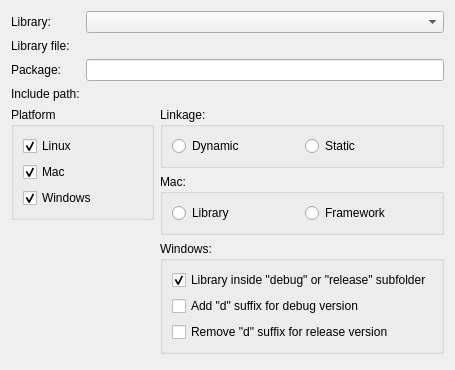
Before: the Qt Designer form src/plugins/qmakeprojectmanager/librarydetailswidget.ui in qt-creator/qt-creator, drawn with Qt 5.
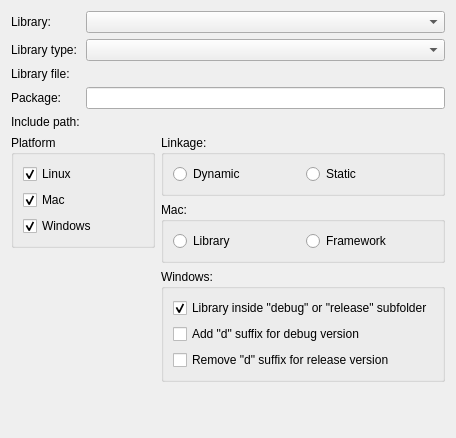
After: the same form once the commit is applied. Custom widgets are drawn as their Qt base class.

Commit message:
Allow non-host-platform libraries in Add Library wizard
Since much of the available UI and behavior depends on which platform's
library we start with, let the user choose a platform filter.
Default is the host OS.

Task-number: QTCREATORBUG-17995

```diff
--- a/src/plugins/qmakeprojectmanager/librarydetailswidget.ui
+++ b/src/plugins/qmakeprojectmanager/librarydetailswidget.ui
@@ -6,13 +6,23 @@
    <rect>
     <x>0</x>
     <y>0</y>
-    <width>455</width>
-    <height>370</height>
+    <width>456</width>
+    <height>438</height>
    </rect>
   </property>
   <layout class="QGridLayout" name="gridLayout_2">
+   <property name="sizeConstraint">
+    <enum>QLayout::SetMinimumSize</enum>
+   </property>
    <item row="0" column="0" colspan="2">
     <layout class="QGridLayout" name="gridLayout">
+     <item row="2" column="0">
+      <widget class="QLabel" name="libraryFileLabel">
+       <property name="text">
+        <string>Library file:</string>
+       </property>
+      </widget>
+     </item>
      <item row="0" column="0">
       <widget class="QLabel" name="libraryLabel">
        <property name="text">
@@ -20,30 +30,20 @@
        </property>
       </widget>
      </item>
-     <item row="0" column="1">
-      <widget class="QComboBox" name="libraryComboBox"/>
-     </item>
-     <item row="1" column="0">
-      <widget class="QLabel" name="libraryFileLabel">
-       <property name="text">
-        <string>Library file:</string>
-       </property>
-      </widget>
-     </item>
-     <item row="1" column="1">
-      <widget class="Utils::PathChooser" name="libraryPathChooser" native="true"/>
-     </item>
-     <item row="3" column="0">
+     <item row="4" column="0">
       <widget class="QLabel" name="includeLabel">
        <property name="text">
         <string>Include path:</string>
        </property>
       </widget>
      </item>
-     <item row="3" column="1">
+     <item row="4" column="1">
       <widget class="Utils::PathChooser" name="includePathChooser" native="true"/>
      </item>
-     <item row="2" column="0">
+     <item row="3" column="1">
+      <widget class="QLineEdit" name="packageLineEdit"/>
+     </item>
+     <item row="3" column="0">
       <widget class="QLabel" name="packageLabel">
        <property name="text">
         <string>Package:</string>
@@ -51,7 +51,20 @@
       </widget>
      </item>
      <item row="2" column="1">
-      <widget class="QLineEdit" name="packageLineEdit"/>
+      <widget class="Utils::PathChooser" name="libraryPathChooser" native="true"/>
+     </item>
+     <item row="0" column="1">
+      <widget class="QComboBox" name="libraryComboBox"/>
+     </item>
+     <item row="1" column="0">
+      <widget class="QLabel" name="libraryTypeLabel">
+       <property name="text">
+        <string>Library type:</string>
+       </property>
+      </widget>
+     </item>
+     <item row="1" column="1">
+      <widget class="QComboBox" name="libraryTypeComboBox"/>
      </item>
     </layout>
    </item>
@@ -115,7 +128,10 @@
     </layout>
    </item>
    <item row="1" column="1">
-    <layout class="QVBoxLayout" name="verticalLayout_4">
+    <layout class="QVBoxLayout" name="detailsLayout">
+     <property name="sizeConstraint">
+      <enum>QLayout::SetMinimumSize</enum>
+     </property>
      <item>
       <widget class="QGroupBox" name="linkageGroupBox">
        <property name="title">
```
The commit also changes 3 other files.
